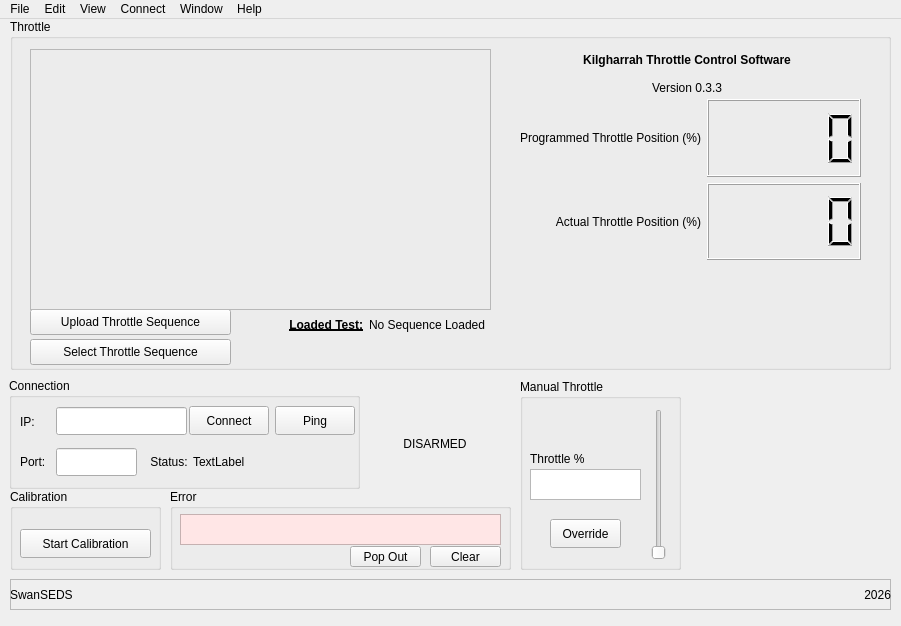
Qt form main.ui (SwanSEDS-Rocketry/SwanThrottleControl_GUI) before a commit.
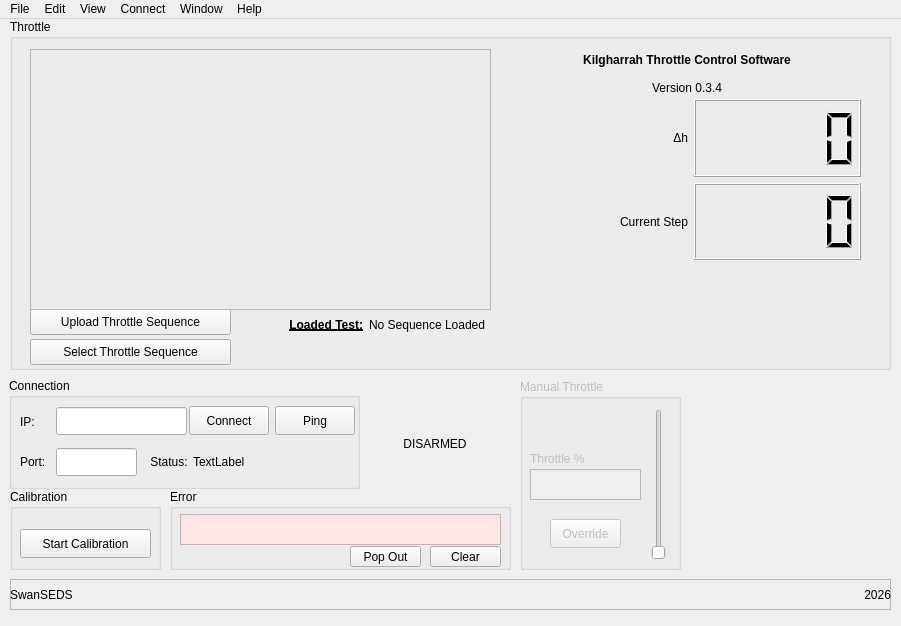
The same form after that commit. Icons and pictures are not drawn.

```diff
--- a/main.ui
+++ b/main.ui
@@ -104,7 +104,7 @@
       <item row="0" column="0">
        <widget class="QLabel" name="label_3">
         <property name="text">
-         <string>Programmed Throttle Position (%)</string>
+         <string>Δh</string>
         </property>
         <property name="alignment">
          <set>Qt::AlignmentFlag::AlignRight|Qt::AlignmentFlag::AlignTrailing|Qt::AlignmentFlag::AlignVCenter</set>
@@ -114,7 +114,7 @@
       <item row="1" column="0">
        <widget class="QLabel" name="label_4">
         <property name="text">
-         <string>Actual Throttle Position (%)</string>
+         <string>Current Step</string>
         </property>
         <property name="alignment">
          <set>Qt::AlignmentFlag::AlignRight|Qt::AlignmentFlag::AlignTrailing|Qt::AlignmentFlag::AlignVCenter</set>
@@ -231,7 +231,7 @@
          </font>
         </property>
         <property name="text">
-         <string>Version 0.3.3</string>
+         <string>Version 0.3.4</string>
         </property>
         <property name="alignment">
          <set>Qt::AlignmentFlag::AlignCenter</set>
@@ -389,6 +389,9 @@
     </widget>
    </widget>
    <widget class="QGroupBox" name="groupBox_5">
+    <property name="enabled">
+     <bool>false</bool>
+    </property>
     <property name="geometry">
      <rect>
       <x>520</x>
```
